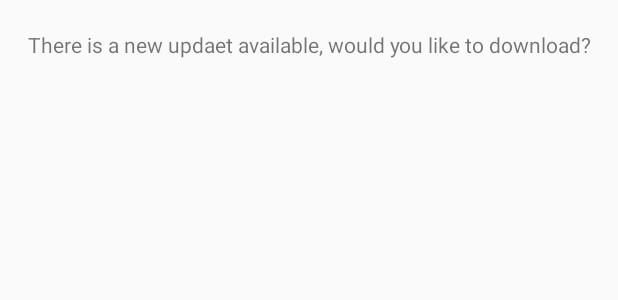
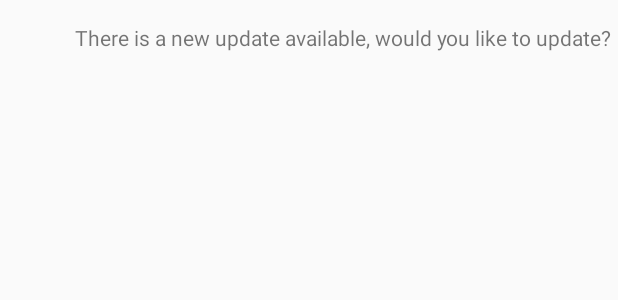
Before and after one commit to zjessicali/RestaurantInspections, an Android app: the layout ask_update_layout.xml on its own in the app's theme, with its tools: preview values and no code run, on a phone screen of 412 x 824 dp. Shown: the top 300 px of the screen. Run offline under Robolectric (Android 15) with nearby library versions, the phone set to English and light mode, and no system bars; Roboto replaces fonts that are not available here.

```diff
--- a/app/src/main/java/com/example/group_9_project/network/FetchData.java
+++ b/app/src/main/java/com/example/group_9_project/network/FetchData.java
@@ -146,6 +146,7 @@ public class FetchData {
 
         String csvURL = resources.getString("url");
         if(name.equals("Restaurants")){
+            restaurants.clearRestaurants();
             readRestCSV(csvURL);
         }
         else{
--- a/app/src/main/res/layout/ask_update_layout.xml
+++ b/app/src/main/res/layout/ask_update_layout.xml
@@ -10,10 +10,10 @@
         android:id="@+id/textView"
         android:layout_width="wrap_content"
         android:layout_height="wrap_content"
-        android:layout_marginStart="5dp"
-        android:layout_marginTop="20dp"
+        android:layout_marginStart="50dp"
+        android:layout_marginTop="15dp"
         android:layout_marginEnd="5dp"
-        android:text="There is a new updaet available, would you like to download?"
+        android:text="@string/updateText"
         app:layout_constraintEnd_toEndOf="parent"
         app:layout_constraintStart_toStartOf="parent"
         app:layout_constraintTop_toTopOf="parent" />
--- a/app/src/main/res/values/strings.xml
+++ b/app/src/main/res/values/strings.xml
@@ -28,4 +28,5 @@
     <string name="num_critical">"Critical: "</string>
     <string name="num__non_critical">"Non Critical: "</string>
     <string name="inspection_detail">Inspection Detail</string>
+    <string name="updateText">There is a new update available, would you like to update?</string>
 </resources>
```
Also changed, not shown: app/src/main/java/com/example/group_9_project/model/RestaurantManager.java (+8 -0 lines), app/src/main/java/com/example/group_9_project/ui/MainActivity.java (+8 -0 lines).
